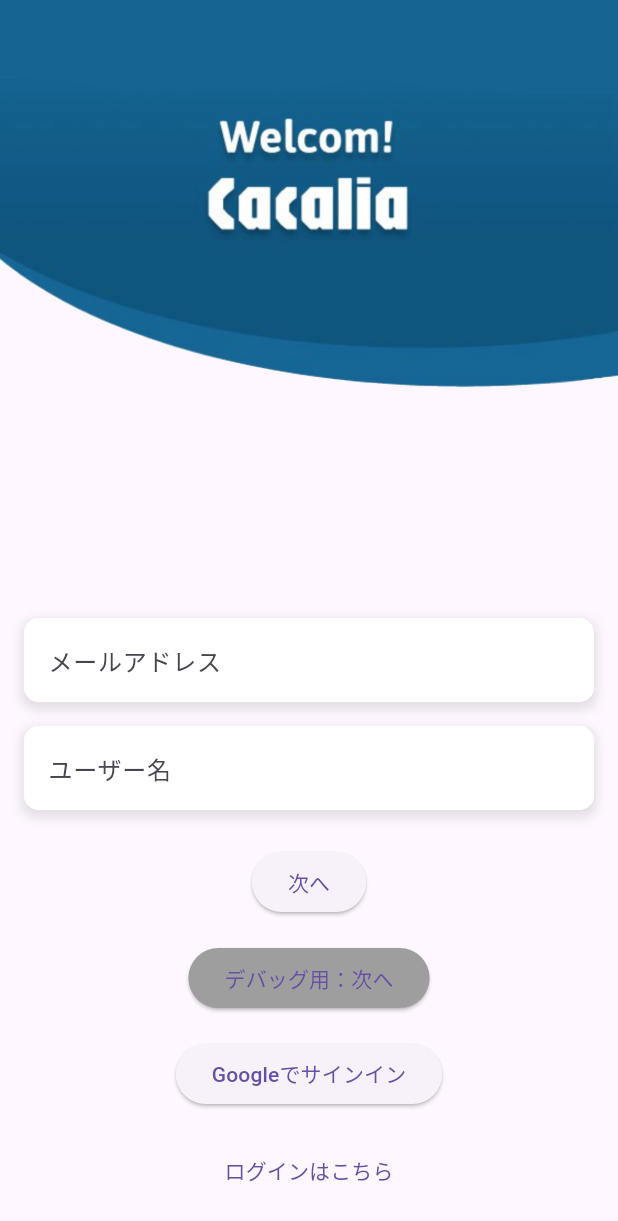
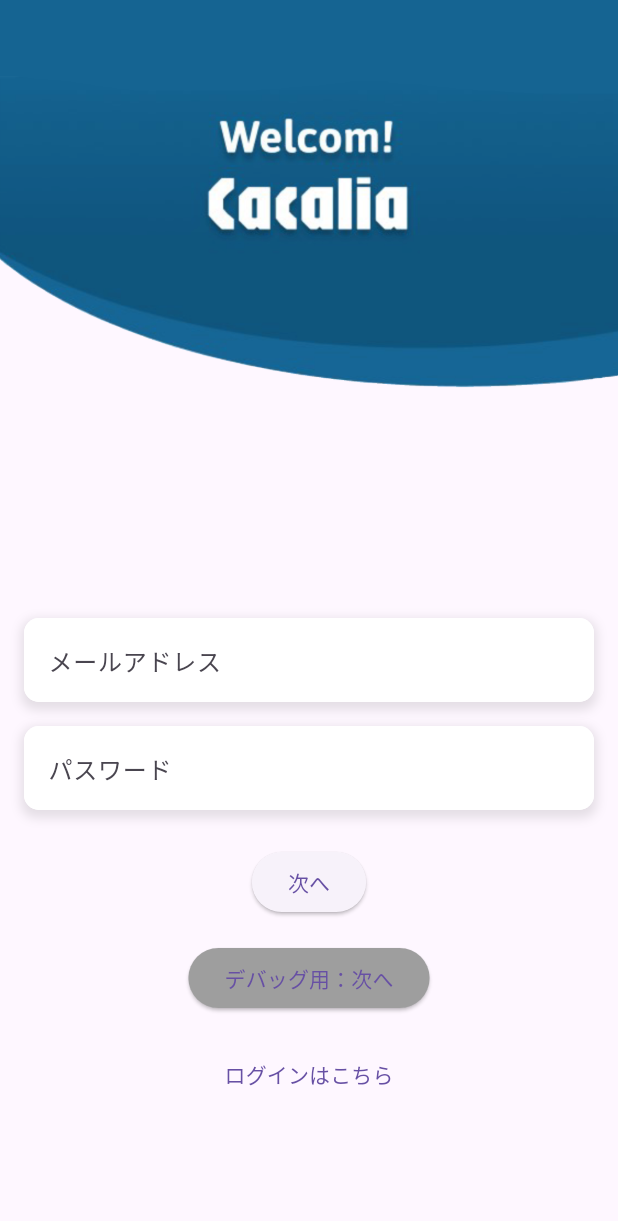
Before and after one commit to tapipipipi/Cacalia, a Flutter app: the SignUpNamePage screen opened by its route, after a tap on "次へ", on a phone screen of 412 x 824 dp. Shown: the top 1221 px of the screen. Run offline on Flutter 3.47's test engine with Material 3 defaults, Android fonts, the phone set to English and light mode, and no system bars; our stand-ins replace cloud_firestore, firebase_auth, firebase_core, go_router, google_sign_in; accounts and stored records are empty; network calls fail.

Commit message:
ログインと登録

```diff
--- a/lib/Auth/google_sign_in_button.dart
+++ b/lib/Auth/google_sign_in_button.dart
@@ -68,7 +68,7 @@
                     Padding(
                       padding: const EdgeInsets.only(left: 10),
                       child: Text(
-                        'Sign in with Google',
+                        'Googleでログイン',
                         style: TextStyle(
                           fontSize: 20,
                           color: Colors.black54,
--- a/lib/config/router/route.dart
+++ b/lib/config/router/route.dart
@@ -29,5 +29,6 @@
       path: '/signUpPass',
       builder: (context, state) => const SignUpPassPage(),
     ),
+
   ],
 );
--- a/lib/features/signUp/pages/signUpName.dart
+++ b/lib/features/signUp/pages/signUpName.dart
@@ -1,5 +1,46 @@
 import 'package:flutter/material.dart';
 import 'package:go_router/go_router.dart';
+import 'package:firebase_auth/firebase_auth.dart';
+
+// Future shinUp() async {
+//   try {
+//     final _auth = FirebaseAuth.instance();
+
+//     // バリデーション後のメールアドレスとパスワードでアカウント登録
+//     await _auth.createUserWithEmailAndPassword(email: _email, password: _pass);
+
+//     // 確認メール送信
+//     await _auth.currentUser.sendEmailVerification();
+//   } catch (error) {
+//     throw error;
+//   }
+// }
+
+// Future login() async {
+//   try {
+//     final _auth = FirebaseAuth.instance();
+
+//     // 一旦サインインします
+//     await _auth.signInWithEmailAndPassword(
+//       email: this.mail,
+//       password: this.password,
+//     );
+
+//     // メール認証完了しているか取得
+//     final _isVerified = await _auth.currentUser.emailVerified;
+
+//     if (!_isVerified) {
+//       // もう一度メール送信
+//       _auth.currentUser.sendEmailVerification();
+
+//       // サインアウトする
+//       await _auth.signOut();
+//       throw ('isNotVerified');
+//     }
+//   } catch (error) {
+//     throw error;
+//   }
+// }
 
 class SignUpNamePage extends StatefulWidget {
   const SignUpNamePage({super.key});
@@ -13,6 +54,11 @@
   final _usernameController = TextEditingController();
   final _mailaddressController = TextEditingController();
 
+  // 入力したメールアドレス・パスワード
+  String _email = 'sample@ecc.com';
+  String _pass = '123qwecc';
+  String _name = 'gest';
+
   @override
   Widget build(BuildContext context) {
     return Scaffold(
@@ -23,8 +69,9 @@
             'assets/images/CacaliaSignin.png',
             fit: BoxFit.cover,
           ),
-            Padding(
-            padding: const EdgeInsets.only(top: 0,left: 16.0,right: 16.0,bottom: 16.0),
+          Padding(
+            padding: const EdgeInsets.only(
+                top: 0, left: 16.0, right: 16.0, bottom: 16.0),
             child: Column(
               mainAxisAlignment: MainAxisAlignment.start,
               children: [
@@ -52,15 +99,20 @@
                       filled: true,
                       fillColor: Colors.white,
                     ),
-                    obscureText: true,
                     validator: (value) {
                       if (value == null || value.isEmpty) {
                         return 'メールアドレスを入力してください';
                       }
-                      if (!RegExp(r'^[a-zA-Z0-9@_.-]+$').hasMatch(value)) { // 入力文字の制限
+                      if (!RegExp(r'^[a-zA-Z0-9@_.-]+$').hasMatch(value)) {
+                        // 入力文字の制限
                         return 'メールアドレスは英数字と一部の記号のみ使用できます';
                       }
                       return null;
+                    },
+                    onChanged: (String value) {
+                      setState(() {
+                        _email = value;
+                      });
                     },
                   ),
                 ),
@@ -81,7 +133,8 @@
                   child: TextFormField(
                     controller: _usernameController,
                     decoration: const InputDecoration(
-                      labelText: 'ユーザー名',
+                      // labelText: 'ユーザー名',
+                      labelText: 'パスワード',
                       border: OutlineInputBorder(
                         borderRadius: BorderRadius.all(Radius.circular(10)),
                         borderSide: BorderSide.none,
@@ -89,20 +142,49 @@
                       filled: true,
                       fillColor: Colors.white,
                     ),
+                    obscureText: true,
                     validator: (value) {
                       if (value == null || value.isEmpty) {
                         return 'ユーザー名を入力してください';
                       }
                       return null;
                     },
+                    onChanged: (String value) {
+                      setState(() {
+                        _pass = value;
+                      });
+                    },
                   ),
                 ),
                 const SizedBox(height: 24),
                 ElevatedButton(
-                  onPressed: () {
-                    if (_formKey.currentState!.validate()) {
+                  onPressed: () async {
+                    print(_email);
+                    print(_pass);
+
+                    // ---------------エラー(null許容)が起きるのでコメントアウトしてます---------
+                    // if (_formKey.currentState!.validate()) {
+                    //   // TODO: 認証用メールを飛ばして確認次第遷移する処理
+                    // }
+                    // ----------------------------------------------------------------------
+
+                    try {
                       // TODO: 認証用メールを飛ばして確認次第遷移する処理
 
+                      final FirebaseAuth auth = FirebaseAuth.instance;
+                      final UserCredential result =
+                          await auth.createUserWithEmailAndPassword(
+                        email: _email,
+                        password: _pass,
+                      );
+
+                      // 登録したユーザー情報
+                      final User user = result.user!;
+                      print("ユーザ登録しました ${user.email} , ${user.uid}");
+                      context.go('/');
+                    } catch (e) {
+                      print("失敗");
+                      print(e);
                     }
                   },
                   child: const Text('次へ'),
@@ -117,14 +199,14 @@
                   ),
                   child: const Text('デバッグ用：次へ'),
                 ),
-                const SizedBox(height: 16),
-                ElevatedButton(
-                  onPressed: () async {
-                    // Googleログインの処理を追加
-                    // TODO: Googleログインの実装
-                  },
-                  child: const Text('Googleでサインイン'),
-                ),
+                // const SizedBox(height: 16),
+                // ElevatedButton(
+                //   onPressed: () async {
+                //     // Googleログインの処理を追加
+                //     // TODO: Googleログインの実装
+                //   },
+                //   child: const Text('Googleでサインイン'),
+                // ),
                 const SizedBox(height: 16),
                 TextButton(
                   onPressed: () {
```
Also changed, not shown: lib/Auth/Authentication.dart (+19 -13 lines), lib/features/login/pages/login.dart (+69 -14 lines), lib/main.dart (+8 -6 lines), pubspec.lock, 2 other files.
